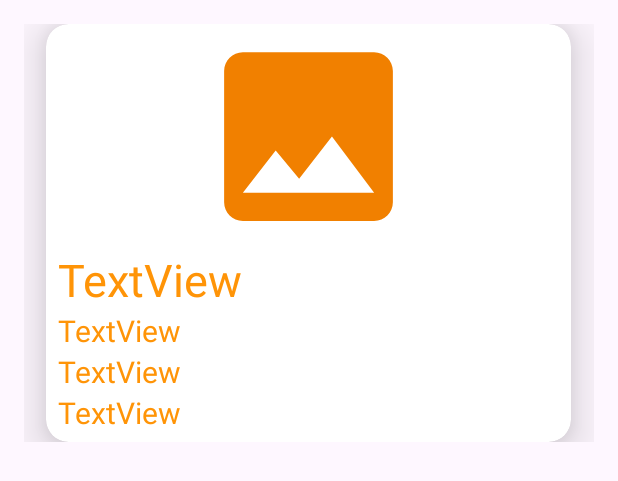
After one commit to alvviinn/Hangout_Hub, an Android app: the layout myitem.xml on its own in the app's theme, with its tools: preview values and no code run, on a phone screen of 412 x 824 dp. The commit adds this screen. Shown: the top 481 px of the screen. Run offline under Robolectric (Android 15) with nearby library versions, the phone set to English and light mode, and no system bars.

Commit message:
Added functionality to mainactivity,added a slideshow, can add hangout locations and view them

```diff
--- a/app/build.gradle
+++ b/app/build.gradle
@@ -32,7 +32,7 @@ android {
     }
 }
 apply plugin: 'com.google.gms.google-services'
-apply plugin: 'kotlin-kapt'
+
 
 
 dependencies {
@@ -49,6 +49,6 @@ dependencies {
     implementation("com.google.firebase:firebase-database:20.3.0")
     implementation("com.google.firebase:firebase-storage:20.3.0")
     implementation("com.github.bumptech.glide:glide:4.12.0")
-    kapt("com.github.bumptech.glide:compiler:4.12.0")
+
 
 }
--- a/app/src/main/AndroidManifest.xml
+++ b/app/src/main/AndroidManifest.xml
@@ -34,6 +34,10 @@
             android:name=".MainActivity"
             android:exported="false" />
 
+        <activity
+            android:name=".AddHangout"
+            android:exported="false" />
+
     </application>
 
 </manifest>
--- a/app/src/main/java/com/example/hangout_hub/AddHangout.kt
+++ b/app/src/main/java/com/example/hangout_hub/AddHangout.kt
@@ -1,4 +1,4 @@
-package com.example.hiddengems
+package com.example.hangout_hub
 
 import android.app.ProgressDialog
 import android.content.Intent
@@ -10,7 +10,6 @@ import android.widget.EditText
 import android.widget.ImageView
 import android.widget.TextView
 import android.widget.Toast
-import com.example.hangout_hub.R
 import com.google.firebase.database.FirebaseDatabase
 import com.google.firebase.storage.FirebaseStorage
 import com.google.firebase.storage.StorageReference
--- a/app/src/main/java/com/example/hangout_hub/Hangout.kt
+++ b/app/src/main/java/com/example/hangout_hub/Hangout.kt
@@ -1,4 +1,4 @@
-package com.example.hiddengems
+package com.example.hangout_hub
 
 class Hangout {
 
--- a/app/src/main/java/com/example/hangout_hub/View_Activity.kt
+++ b/app/src/main/java/com/example/hangout_hub/View_Activity.kt
@@ -1,9 +1,10 @@
-package com.example.hiddengems
+package com.example.hangout_hub
 
 import androidx.appcompat.app.AppCompatActivity
 import android.os.Bundle
 import android.widget.ListView
 import android.widget.Toast
+
 import com.google.firebase.database.DataSnapshot
 import com.google.firebase.database.DatabaseError
 import com.google.firebase.database.FirebaseDatabase
@@ -12,6 +13,7 @@ import java.util.ArrayList
 
 class View_Activity : AppCompatActivity() {
     lateinit var mylistview:ListView
+
     override fun onCreate(savedInstanceState: Bundle?) {
         super.onCreate(savedInstanceState)
         setContentView(R.layout.activity_view)
--- a/app/src/main/java/com/example/hangout_hub/signin_page.kt
+++ b/app/src/main/java/com/example/hangout_hub/signin_page.kt
@@ -6,6 +6,7 @@ import android.os.Bundle
 import android.widget.Button
 import android.widget.EditText
 import android.widget.Toast
+
 import com.google.firebase.auth.FirebaseAuth
 
 class signin_page : AppCompatActivity() {
--- a/app/src/main/res/layout/activity_main.xml
+++ b/app/src/main/res/layout/activity_main.xml
@@ -210,8 +210,6 @@
                 android:layout_marginEnd="24dp"
                 android:autoStart="true"
                 android:flipInterval="3000"
-                android:inAnimation="@android:anim/slide_in_left"
-                android:outAnimation="@android:anim/slide_out_right"
                 app:layout_constraintEnd_toEndOf="parent"
                 app:layout_constraintStart_toStartOf="parent"
                 app:layout_constraintTop_toBottomOf="@+id/textView7" />
--- /dev/null
+++ b/app/src/main/res/layout/myitem.xml
@@ -0,0 +1,66 @@
+<?xml version="1.0" encoding="utf-8"?>
+<LinearLayout xmlns:app="http://schemas.android.com/apk/res-auto"
+    android:padding="16dp"
+    android:orientation="vertical"
+    xmlns:android="http://schemas.android.com/apk/res/android" android:layout_width="match_parent"
+    android:layout_height="wrap_content">
+
+    <androidx.cardview.widget.CardView
+        android:layout_width="350dp"
+        android:layout_height="wrap_content"
+        android:layout_gravity="center"
+        app:cardCornerRadius="15dp"
+        app:cardElevation="20dp">
+
+        <LinearLayout
+            android:layout_width="match_parent"
+            android:layout_height="match_parent"
+            android:orientation="vertical">
+
+            <ImageView
+                android:id="@+id/mTvimgview"
+                android:layout_width="350dp"
+                android:layout_height="150dp"
+                app:srcCompat="@drawable/baseline_image_24" />
+
+            <TextView
+                android:id="@+id/mTvName"
+                android:layout_width="350dp"
+                android:layout_height="wrap_content"
+                android:paddingLeft="8dp"
+                android:text="TextView"
+                android:textColor="@color/orange"
+                android:textSize="30sp" />
+
+            <TextView
+                android:id="@+id/mTvlocation"
+                android:layout_width="350dp"
+                android:layout_height="wrap_content"
+                android:paddingLeft="8dp"
+                android:text="TextView"
+                android:textColor="@color/orange"
+                android:textSize="20sp" />
+
+            <TextView
+                android:id="@+id/mTvcontacts"
+                android:layout_width="match_parent"
+                android:layout_height="wrap_content"
+                android:paddingLeft="8dp"
+                android:text="TextView"
+                android:textColor="@color/orange"
+                android:textSize="20sp" />
+
+            <TextView
+                android:id="@+id/mTvdescription"
+                android:layout_width="350dp"
+                android:layout_height="wrap_content"
+                android:paddingLeft="8dp"
+                android:paddingBottom="6dp"
+                android:text="TextView"
+                android:textColor="@color/orange"
+                android:textSize="20sp" />
+        </LinearLayout>
+
+    </androidx.cardview.widget.CardView>
+
+</LinearLayout>
```
Also changed, not shown: app/src/main/java/com/example/hangout_hub/ImageFlipperAdapter.kt (+5 -4 lines), app/src/main/java/com/example/hangout_hub/MainActivity.kt (+3 -10 lines), app/src/main/java/com/example/hangout_hub/Myadapter.kt (added, +75 -0 lines), app/src/main/res/anim/slide_in_left.xml (added, +7 -0 lines), app/src/main/res/anim/slide_out_right.xml (added, +7 -0 lines), build.gradle (+6 -1 lines), app/src/main/res/drawable/placeholder.jpg (added), gradle/wrapper/gradle-wrapper.properties.
